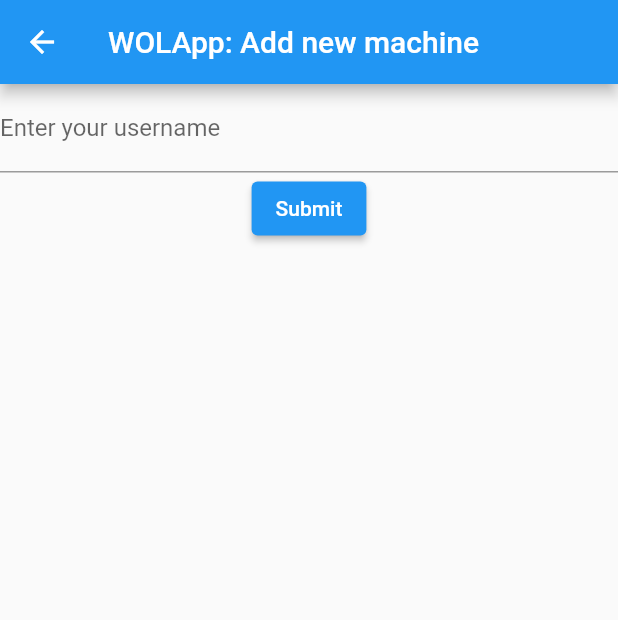
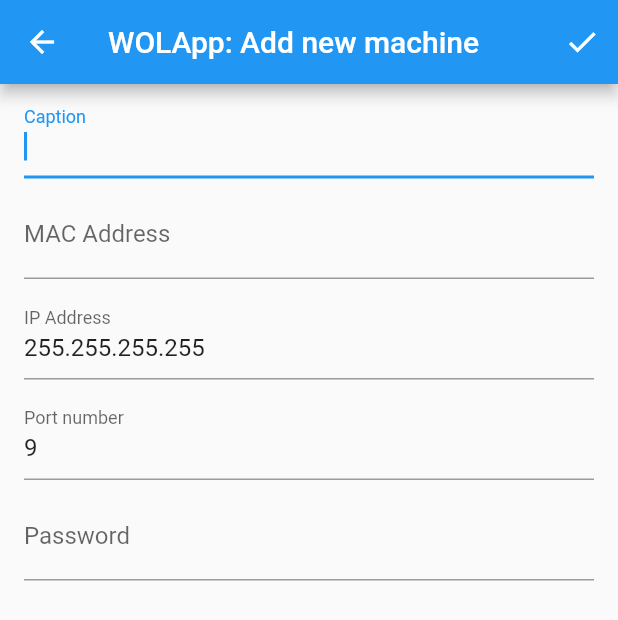
Before and after one commit to mormegil-cz/wolapp, a Flutter app: the screen it shows after launch, after a tap on the "add" icon, on a phone screen of 412 x 824 dp. Shown: the top 620 px of the screen. Run offline on Flutter 3.47's test engine with Material 2 defaults, Android fonts, the light colour scheme and no system bars; our stand-ins replace fluttertoast.

Commit message:
Non-persistent editing and deleting working fine

```diff
--- a/lib/main.dart
+++ b/lib/main.dart
@@ -1,7 +1,12 @@
+import 'dart:io';
+
 import 'package:WOLapp/models/machine_definition.dart';
 import 'package:WOLapp/packet_sender.dart';
 import 'package:flutter/material.dart';
 import 'package:fluttertoast/fluttertoast.dart';
+
+final RegExp reMacAddress =
+    RegExp(r'^((([0-9A-F]{2}-){5}[0-9A-F]{2})|(([0-9A-F]{2}:){5}[0-9A-F]{2}))$', caseSensitive: false);
 
 void main() {
   runApp(WolApp());
@@ -9,8 +14,7 @@
 
 class WolApp extends StatelessWidget {
   @override
-  Widget build(BuildContext context) {
-    return MaterialApp(
+  Widget build(BuildContext context) => MaterialApp(
         title: 'WOLApp',
         theme: ThemeData(
           primarySwatch: Colors.blue,
@@ -18,7 +22,6 @@
         ),
         home: MachineSelectionList(),
       );
-  }
 }
 
 class MachineSelectionList extends StatefulWidget {
@@ -31,15 +34,17 @@
 class _MachineSelectionListState extends State<MachineSelectionList> {
   final List<MachineDefinition> _machineDefinitions = [
     new MachineDefinition(
+        machineIndex: 0,
         macAddress: "12:34:56:78:9A:BC",
         caption: "Server",
         ipAddress: "255.255.255.255",
         port: 9)
   ];
 
-  void _addNewMachine(BuildContext context) {
-    Navigator.of(context).push(new PageRouteBuilder(
-      pageBuilder: (context, animation, secondaryAnimation) => new MachineEditForm(),
+  void _editMachine(BuildContext context, MachineDefinition definition) {
+    Navigator.of(context).push(PageRouteBuilder(
+      pageBuilder: (context, animation, secondaryAnimation) =>
+          MachineEditForm(definition, onSave: _saveModifiedDefinition, onDelete: _deleteMachine),
       transitionsBuilder: (context, animation, secondaryAnimation, child) {
         final tween = Tween(begin: Offset(0.0, 1.0), end: Offset.zero);
         final offsetAnimation = animation.drive(tween);
@@ -51,18 +56,42 @@
     ));
   }
 
+  void _saveModifiedDefinition(MachineDefinition definition) {
+    setState(() {
+      if (definition.machineIndex < 0) {
+        definition.machineIndex = _machineDefinitions.length;
+        _machineDefinitions.add(definition);
+      } else {
+        _machineDefinitions[definition.machineIndex] = definition;
+      }
+    });
+  }
+
+  void _deleteMachine(int deletedMachine) {
+    setState(() {
+      _machineDefinitions.removeAt(deletedMachine);
+    });
+  }
+
   @override
   Widget build(BuildContext context) => Scaffold(
         appBar: AppBar(
           title: Text("WOLApp"),
         ),
-        body: Scrollbar(
+        body: _machineDefinitions.isEmpty
+            ? Center(
+                child: Column(mainAxisSize: MainAxisSize.min, children: [
+                  Text("No machines defined!"),
+                  Text("Press the button to add a first one!"),
+                ]),
+              )
+            : Scrollbar(
                 child: ListView(
                   padding: const EdgeInsets.symmetric(vertical: 8),
                   children: _machineDefinitions
                       .map((machine) => ListTile(
-                      leading:
-                          Icon(machine.getIcon(), color: machine.color ?? Theme.of(context).textTheme.bodyText2.color),
+                            leading: Icon(machine.getIcon(),
+                                color: machine.color ?? Theme.of(context).textTheme.bodyText2.color),
                             title: Text(machine.getCaption()),
                             trailing: IconButton(
                               icon: Icon(Icons.power_settings_new, semanticLabel: "Send wake packet"),
@@ -78,14 +107,14 @@
                               },
                             ),
                             onTap: () {
-                        Fluttertoast.showToast(msg: "detail");
+                              _editMachine(context, machine);
                             },
                           ))
                       .toList(growable: false),
                 ),
               ),
         floatingActionButton: FloatingActionButton(
-          onPressed: () => {_addNewMachine(context)},
+          onPressed: () => {_editMachine(context, new MachineDefinition(machineIndex: -1))},
           tooltip: 'Add new machine',
           child: Icon(Icons.add),
         ),
@@ -93,41 +122,147 @@
 }
 
 class MachineEditForm extends StatefulWidget {
+  final MachineDefinition definition;
+  final void Function(MachineDefinition definition) onSave;
+  final void Function(int machineIndex) onDelete;
+
+  MachineEditForm(this.definition, {this.onSave, this.onDelete});
+
   @override
-  _MachineEditFormState createState() {
-    return _MachineEditFormState();
-  }
+  _MachineEditFormState createState() => _MachineEditFormState(definition, onSave: onSave, onDelete: onDelete);
 }
 
 class _MachineEditFormState extends State<MachineEditForm> {
   final _formKey = GlobalKey<FormState>();
 
+  final void Function(MachineDefinition definition) onSave;
+  final void Function(int machineIndex) onDelete;
+
+  final int _editedIndex;
+  final TextEditingController _ctrlCaption;
+  final TextEditingController _ctrlMacAddress;
+  final TextEditingController _ctrlIpAddress;
+  final TextEditingController _ctrlPortNumber;
+  final TextEditingController _ctrlPassword;
+
+  _MachineEditFormState(MachineDefinition definition, {this.onSave, this.onDelete})
+      : _editedIndex = definition.machineIndex,
+        _ctrlCaption = TextEditingController(text: definition.caption),
+        _ctrlMacAddress = TextEditingController(text: definition.macAddress),
+        _ctrlIpAddress = TextEditingController(text: definition.ipAddress ?? "255.255.255.255"),
+        _ctrlPortNumber = TextEditingController(text: definition.port?.toString() ?? "9"),
+        _ctrlPassword = TextEditingController(text: definition.password);
+
+  @override
+  void dispose() {
+    _ctrlCaption.dispose();
+    _ctrlMacAddress.dispose();
+    _ctrlIpAddress.dispose();
+    _ctrlPortNumber.dispose();
+    _ctrlPassword.dispose();
+    super.dispose();
+  }
+
   @override
   Widget build(BuildContext context) => Scaffold(
       appBar: AppBar(
-        title: Text("WOLApp: Add new machine"),
+        title: Text(_editedIndex < 0 ? "WOLApp: Add new machine" : "WOLApp: Edit machine"),
+        actions: [
+          if (_editedIndex >= 0)
+            IconButton(
+                icon: Icon(Icons.delete),
+                tooltip: "Delete",
+                onPressed: () {
+                  onDelete(_editedIndex);
+                  Navigator.pop(context);
+                }),
+          IconButton(
+              icon: Icon(Icons.check),
+              tooltip: "Save changes",
+              onPressed: () {
+                if (_formKey.currentState.validate()) {
+                  onSave(new MachineDefinition(
+                    machineIndex: _editedIndex,
+                    caption: _ctrlCaption.text,
+                    macAddress: _ctrlMacAddress.text,
+                    ipAddress: _ctrlIpAddress.text,
+                    port: int.parse(_ctrlPortNumber.text),
+                    password: _ctrlPassword.text,
+                    // TODO: icon, color
+                  ));
+                  Navigator.pop(context);
+                }
+              }),
+        ],
       ),
       body: Form(
           key: _formKey,
-          child: Column(children: <Widget>[
-            TextFormField(
-              validator: (value) {
-                if (value.isEmpty) {
-                  return 'Please enter some text';
+          child: ListView(children: [
+            ListTile(
+              title: TextFormField(
+                decoration: InputDecoration(labelText: 'Caption'),
+                controller: _ctrlCaption,
+                autocorrect: true,
+                autofocus: true,
+              ),
+            ),
+            ListTile(
+              title: TextFormField(
+                decoration: InputDecoration(labelText: 'MAC Address'),
+                controller: _ctrlMacAddress,
+                validator: _validateMacAddress,
+                autovalidateMode: AutovalidateMode.onUserInteraction,
+                keyboardType: TextInputType.visiblePassword,
+              ),
+            ),
+            ListTile(
+              title: TextFormField(
+                decoration: InputDecoration(labelText: 'IP Address'),
+                controller: _ctrlIpAddress,
+                validator: _validateIpAddress,
+                autovalidateMode: AutovalidateMode.onUserInteraction,
+                keyboardType: TextInputType.number,
+              ),
+            ),
+            ListTile(
+              title: TextFormField(
+                decoration: InputDecoration(labelText: 'Port number'),
+                controller: _ctrlPortNumber,
+                validator: _validatePortNumber,
+                autovalidateMode: AutovalidateMode.onUserInteraction,
+                keyboardType: TextInputType.number,
+              ),
+            ),
+            ListTile(
+              title: TextFormField(
+                decoration: InputDecoration(labelText: 'Password'),
+                controller: _ctrlPassword,
+                obscureText: true,
+              ),
+            ),
+          ])));
+
+  static String _validateMacAddress(String value) {
+    if (value.isEmpty) return 'This is a required field';
+    if (!reMacAddress.hasMatch(value)) return 'Enter a valid MAC address';
+    return null;
+  }
+
+  static String _validateIpAddress(String value) {
+    if (value.isEmpty) return 'This is a required field';
+    try {
+      InternetAddress(value);
+    } catch (e) {
+      return 'Enter a valid IP address';
     }
     return null;
-              },
-              decoration: InputDecoration(
-                  labelText: 'Enter your username'
-              ),
-            ),
-            ElevatedButton(
-              onPressed: () {
-                if (_formKey.currentState.validate()) {
-                  Navigator.pop(context);
   }
-              },
-              child: Text('Submit'),
-            )
-          ])));
+
+  static String _validatePortNumber(String value) {
+    if (value.isEmpty) return 'This is a required field';
+    final parsedPort = int.tryParse(value);
+    if (parsedPort == null) return 'Enter a valid port number';
+    if (parsedPort < 0 || parsedPort > 65535) return 'Enter a valid port between 0 and 65535';
+    return null;
   }
+}
--- a/lib/models/machine_definition.dart
+++ b/lib/models/machine_definition.dart
@@ -1,8 +1,8 @@
 import 'package:WOLapp/iconset.dart';
 import 'package:flutter/material.dart';
-import 'package:meta/meta.dart';
 
 class MachineDefinition {
+  int machineIndex;
   final String caption;
   final String icon;
   final String macAddress;
@@ -11,7 +11,7 @@
   final String password;
   final Color color;
 
-  MachineDefinition({this.caption, this.icon, this.color, @required this.macAddress, @required this.ipAddress, @required this.port, this.password});
+  MachineDefinition({this.machineIndex, this.caption, this.icon, this.color, this.macAddress, this.ipAddress, this.port, this.password});
 
   IconData getIcon() => iconDefinitions[icon ?? DEFAULT_ICON] ?? iconDefinitions[DEFAULT_ICON];
 
```
Lines whose indentation alone changed are shown as unchanged.
